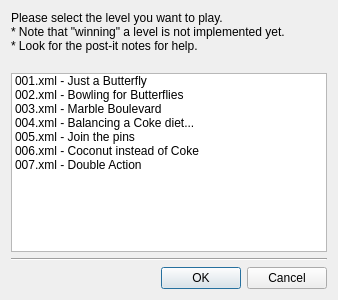
Qt form src/view/ChooseLevel.ui (the-butterfly-effect/tbe) before a commit.
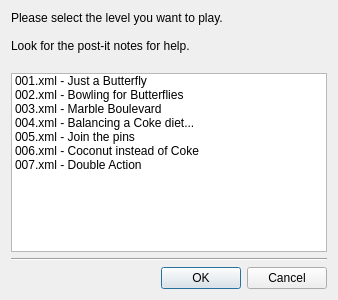
The same form after that commit.

Commit message: All levels do contain the concept of winning now.

```diff
--- a/src/view/ChooseLevel.ui
+++ b/src/view/ChooseLevel.ui
@@ -18,8 +18,8 @@
     <widget class="QLabel" name="label">
      <property name="text">
       <string>Please select the level you want to play.
-* Note that &quot;winning&quot; a level is not implemented yet.
-* Look for the post-it notes for help.
+
+Look for the post-it notes for help.
 </string>
      </property>
     </widget>
```
